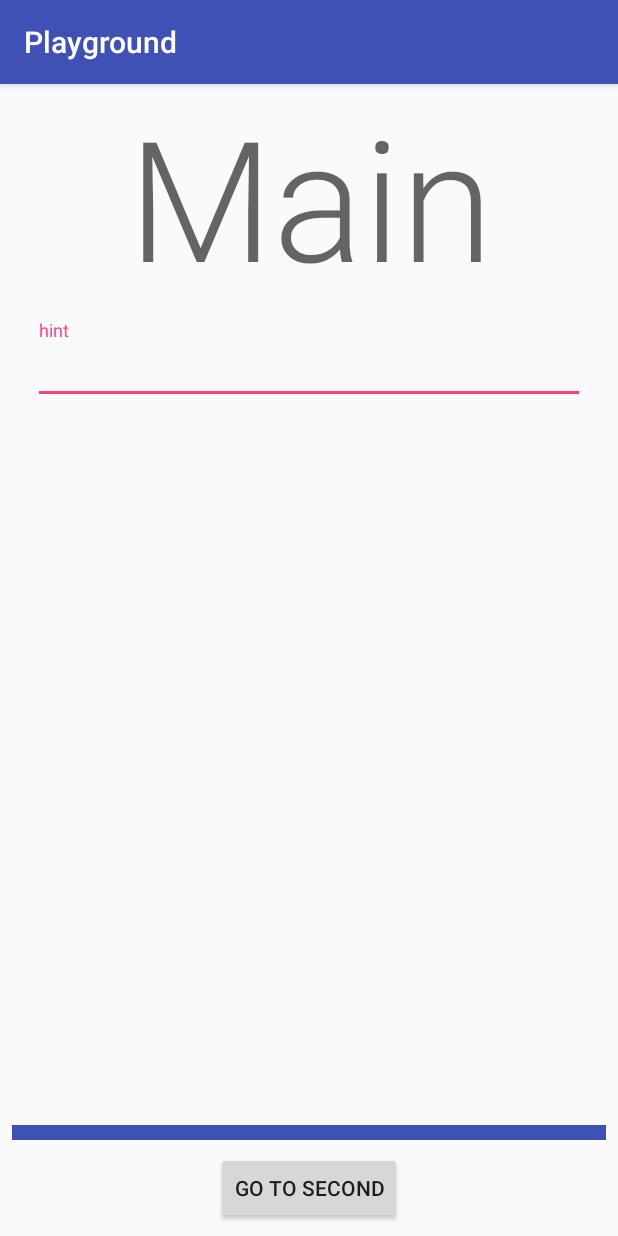
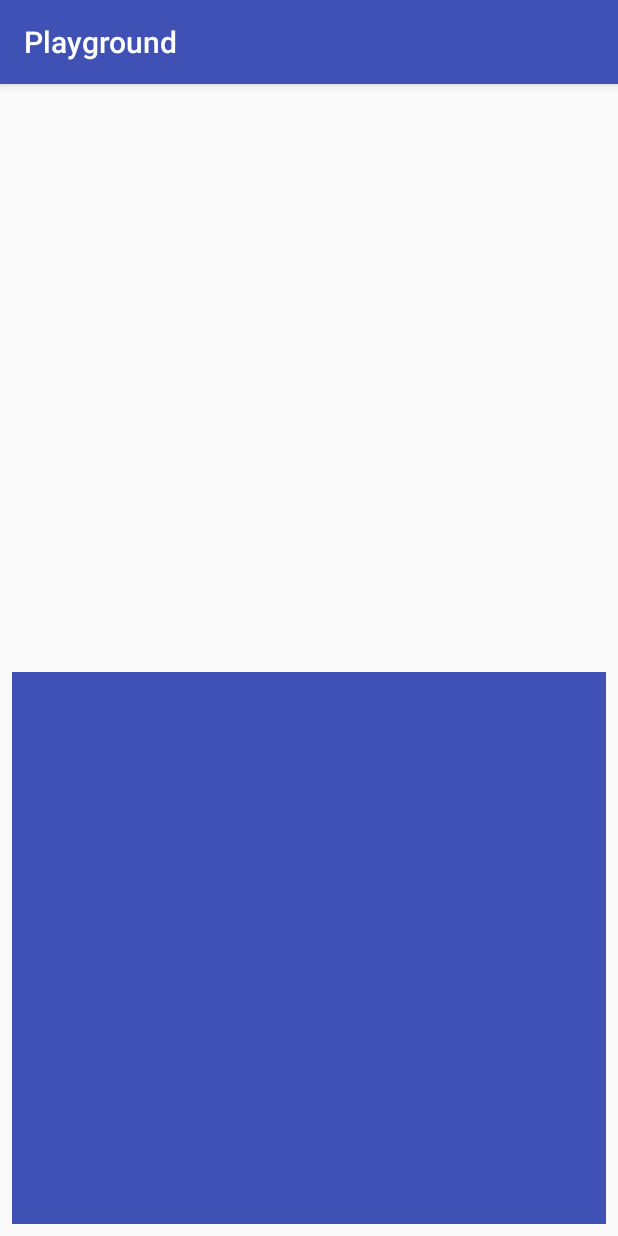
Before and after one commit to perqin/AndroidPlayground, an Android app: the screen it shows after launch (MainActivity), on a phone screen of 412 x 824 dp. Run offline under Robolectric (Android 15) with nearby library versions, the phone set to English and light mode, and no system bars.

```diff
--- a/app/src/main/java/com/perqin/playground/FlingView.java
+++ b/app/src/main/java/com/perqin/playground/FlingView.java
@@ -35,12 +35,15 @@ public class FlingView extends View implements GestureDetector.OnGestureListener
 
     @Override
     public boolean onTouchEvent(MotionEvent event) {
-        return detector.onTouchEvent(event);
+        Log.i(TAG, "onTouchEvent: action = " + event.getAction());
+        boolean consumed = detector.onTouchEvent(event);
+//        Log.i(TAG, "onTouchEvent: consumed: " + (consumed ? "true" : "false"));
+        return consumed;
     }
 
     @Override
     public boolean onDown(MotionEvent e) {
-        return false;
+        return true;
     }
 
     @Override
@@ -55,7 +58,7 @@ public class FlingView extends View implements GestureDetector.OnGestureListener
     @Override
     public boolean onScroll(MotionEvent e1, MotionEvent e2, float distanceX, float distanceY) {
         Log.i(TAG, "onScroll");
-        return false;
+        return true;
     }
 
     @Override
@@ -65,6 +68,6 @@ public class FlingView extends View implements GestureDetector.OnGestureListener
     @Override
     public boolean onFling(MotionEvent e1, MotionEvent e2, float velocityX, float velocityY) {
         Log.i(TAG, "onFling");
-        return false;
+        return true;
     }
 }
--- a/app/src/main/java/com/perqin/playground/MainActivity.java
+++ b/app/src/main/java/com/perqin/playground/MainActivity.java
@@ -1,12 +1,10 @@
 package com.perqin.playground;
 
-import android.content.Intent;
+import android.os.Bundle;
 import android.support.v7.app.AppCompatActivity;
-import android.os.Bundle;
 import android.util.Log;
 import android.view.GestureDetector;
 import android.view.MotionEvent;
-import android.view.View;
 
 public class MainActivity extends AppCompatActivity implements GestureDetector.OnGestureListener {
     private static final String TAG = "MainActivity";
@@ -19,12 +17,13 @@ public class MainActivity extends AppCompatActivity implements GestureDetector.O
         detector = new GestureDetector(this, this);
     }
 
-    public void mainClick(View view) {
-        startActivity(new Intent(this, SecondActivity.class));
-    }
+//    public void mainClick(View view) {
+//        startActivity(new Intent(this, SecondActivity.class));
+//    }
 
     @Override
     public boolean onTouchEvent(MotionEvent event) {
+        Log.i(TAG, "onTouchEvent");
         return detector.onTouchEvent(event);
     }
 
--- a/app/src/main/res/layout/activity_main.xml
+++ b/app/src/main/res/layout/activity_main.xml
@@ -6,58 +6,67 @@
     android:layout_height="match_parent"
     tools:context="com.perqin.playground.MainActivity">
 
-    <TextView
-        android:layout_width="wrap_content"
-        android:layout_height="wrap_content"
-        android:text="@string/main"
-        android:textAppearance="@style/TextAppearance.AppCompat.Display4"
-        app:layout_constraintLeft_toLeftOf="parent"
-        app:layout_constraintRight_toRightOf="parent"
-        android:id="@+id/textView"
-        app:layout_constraintHorizontal_bias="0.507"
-        app:layout_constraintTop_toTopOf="parent"/>
+    <!--<TextView-->
+        <!--android:layout_width="wrap_content"-->
+        <!--android:layout_height="wrap_content"-->
+        <!--android:text="@string/main"-->
+        <!--android:textAppearance="@style/TextAppearance.AppCompat.Display4"-->
+        <!--app:layout_constraintLeft_toLeftOf="parent"-->
+        <!--app:layout_constraintRight_toRightOf="parent"-->
+        <!--android:id="@+id/textView"-->
+        <!--app:layout_constraintHorizontal_bias="0.507"-->
+        <!--app:layout_constraintTop_toTopOf="parent"/>-->
 
-    <Button
-        android:id="@+id/button"
-        android:layout_width="wrap_content"
-        android:layout_height="wrap_content"
-        android:text="Go to Second"
-        android:layout_marginLeft="8dp"
-        app:layout_constraintLeft_toLeftOf="parent"
-        android:layout_marginRight="8dp"
-        app:layout_constraintRight_toRightOf="parent"
-        android:layout_marginStart="8dp"
-        android:layout_marginEnd="8dp"
-        app:layout_constraintBottom_toBottomOf="parent"
-        android:layout_marginBottom="8dp"
-        android:onClick="mainClick"/>
+    <!--<Button-->
+        <!--android:id="@+id/button"-->
+        <!--android:layout_width="wrap_content"-->
+        <!--android:layout_height="wrap_content"-->
+        <!--android:text="Go to Second"-->
+        <!--android:layout_marginLeft="8dp"-->
+        <!--app:layout_constraintLeft_toLeftOf="parent"-->
+        <!--android:layout_marginRight="8dp"-->
+        <!--app:layout_constraintRight_toRightOf="parent"-->
+        <!--android:layout_marginStart="8dp"-->
+        <!--android:layout_marginEnd="8dp"-->
+        <!--app:layout_constraintBottom_toBottomOf="parent"-->
+        <!--android:layout_marginBottom="8dp"-->
+        <!--android:onClick="mainClick"/>-->
 
-    <android.support.design.widget.TextInputLayout
-        android:layout_width="368dp"
-        android:layout_height="wrap_content"
-        android:layout_marginTop="8dp"
-        app:layout_constraintTop_toBottomOf="@+id/textView"
-        android:layout_marginLeft="8dp"
-        app:layout_constraintLeft_toLeftOf="parent"
-        android:layout_marginRight="8dp"
-        app:layout_constraintRight_toRightOf="parent"
-        android:id="@+id/textInputLayout">
+    <!--<android.support.design.widget.TextInputLayout-->
+        <!--android:layout_width="368dp"-->
+        <!--android:layout_height="wrap_content"-->
+        <!--android:layout_marginTop="8dp"-->
+        <!--app:layout_constraintTop_toBottomOf="@+id/textView"-->
+        <!--android:layout_marginLeft="8dp"-->
+        <!--app:layout_constraintLeft_toLeftOf="parent"-->
+        <!--android:layout_marginRight="8dp"-->
+        <!--app:layout_constraintRight_toRightOf="parent"-->
+        <!--android:id="@+id/textInputLayout">-->
 
-        <EditText
-            android:layout_width="match_parent"
-            android:layout_height="wrap_content"
-            android:hint="hint" />
-    </android.support.design.widget.TextInputLayout>
+        <!--<EditText-->
+            <!--android:layout_width="match_parent"-->
+            <!--android:layout_height="wrap_content"-->
+            <!--android:hint="hint" />-->
+    <!--</android.support.design.widget.TextInputLayout>-->
 
     <com.perqin.playground.FlingView
         android:layout_width="0dp"
-        android:layout_height="10dp"
+        android:layout_height="0dp"
         android:layout_marginBottom="8dp"
         android:layout_marginLeft="8dp"
         android:layout_marginRight="8dp"
+        android:layout_marginTop="8dp"
         android:background="@color/colorPrimary"
-        app:layout_constraintBottom_toTopOf="@+id/button"
         app:layout_constraintLeft_toLeftOf="parent"
-        app:layout_constraintRight_toRightOf="parent" />
+        app:layout_constraintRight_toRightOf="parent"
+        app:layout_constraintBottom_toBottomOf="parent"
+        app:layout_constraintTop_toTopOf="@+id/guideline3"/>
+
+    <android.support.constraint.Guideline
+        android:layout_width="wrap_content"
+        android:layout_height="wrap_content"
+        android:id="@+id/guideline3"
+        app:layout_constraintGuide_percent="0.5"
+        android:orientation="horizontal" />
 
 </android.support.constraint.ConstraintLayout>
```
